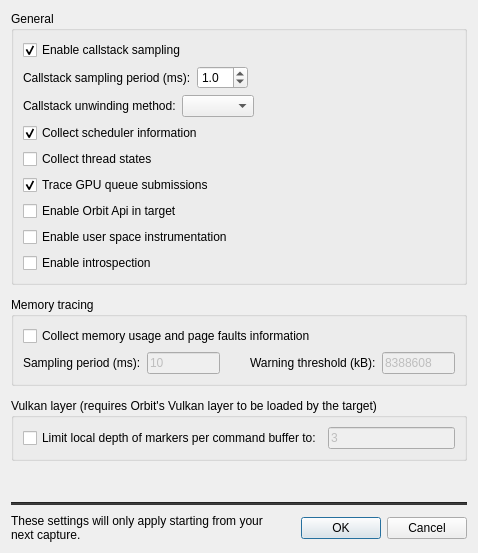
Qt form src/OrbitQt/CaptureOptionsDialog.ui (google/orbit) before a commit.
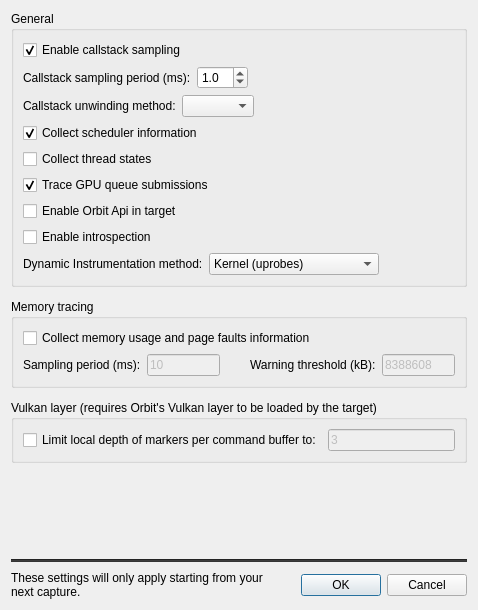
The same form after that commit.

Commit message:
Change UI for enableing user space instrumentation.
Previously this was a checkbox "Enable user space instrumention".
Now it is a combo box labeled "Dynamic instrumentation method" with the two
methods "Kernel (uprobes)" and "Orbit". The tooltip reads:
"Method 'Orbit' has lower overhead but is currently still experimental."

The combo box is only visible in devmode.

```diff
--- a/src/OrbitQt/CaptureOptionsDialog.ui
+++ b/src/OrbitQt/CaptureOptionsDialog.ui
@@ -10,7 +10,7 @@
     <x>0</x>
     <y>0</y>
     <width>478</width>
-    <height>553</height>
+    <height>610</height>
    </rect>
   </property>
   <property name="windowTitle">
@@ -165,16 +165,6 @@
           </property>
          </widget>
         </item>
-        <item>
-         <widget class="QCheckBox" name="userspaceCheckBox">
-          <property name="visible">
-           <bool>true</bool>
-          </property>
-          <property name="text">
-           <string>Enable user space instrumentation</string>
-          </property>
-         </widget>
-        </item>
         <item>
          <widget class="QCheckBox" name="introspectionCheckBox">
           <property name="text">
@@ -182,6 +172,67 @@
           </property>
          </widget>
         </item>
+        <item>
+         <widget class="QWidget" name="dynamicInstrumentationMethodWidget" native="true">
+          <property name="toolTip">
+           <string>Method 'Orbit' has lower overhead but is still experimental.</string>
+          </property>
+          <layout class="QHBoxLayout" name="horizontalLayout_3">
+           <property name="leftMargin">
+            <number>0</number>
+           </property>
+           <property name="topMargin">
+            <number>0</number>
+           </property>
+           <property name="rightMargin">
+            <number>0</number>
+           </property>
+           <property name="bottomMargin">
+            <number>0</number>
+           </property>
+           <item>
+            <widget class="QLabel" name="label_2">
+             <property name="text">
+              <string>Dynamic Instrumentation method:</string>
+             </property>
+            </widget>
+           </item>
+           <item>
+            <widget class="QComboBox" name="dynamicInstrumentationMethodComboBox">
+             <property name="minimumSize">
+              <size>
+               <width>170</width>
+               <height>0</height>
+              </size>
+             </property>
+             <item>
+              <property name="text">
+               <string>Kernel (uprobes)</string>
+              </property>
+             </item>
+             <item>
+              <property name="text">
+               <string>Orbit</string>
+              </property>
+             </item>
+            </widget>
+           </item>
+           <item>
+            <spacer name="horizontalSpacer">
+             <property name="orientation">
+              <enum>Qt::Horizontal</enum>
+             </property>
+             <property name="sizeHint" stdset="0">
+              <size>
+               <width>40</width>
+               <height>20</height>
+              </size>
+             </property>
+            </spacer>
+           </item>
+          </layout>
+         </widget>
+        </item>
        </layout>
       </widget>
      </item>
```
The commit also changes 1 other file.
